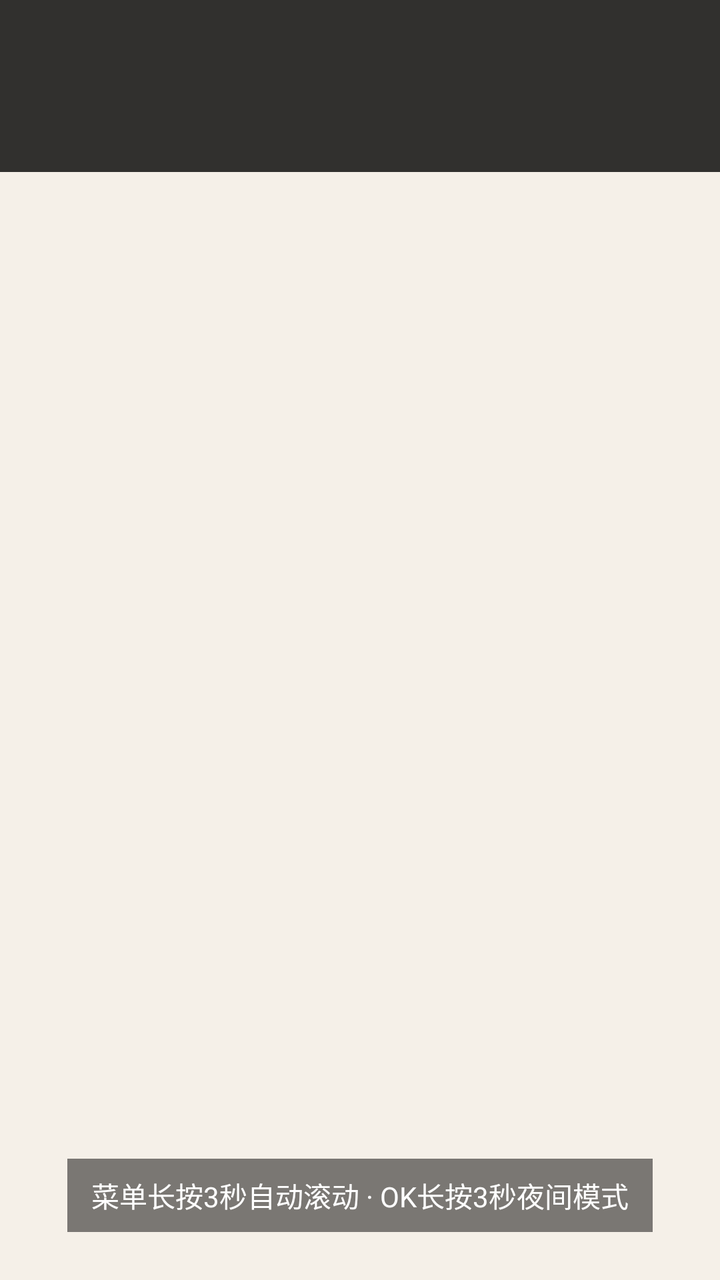
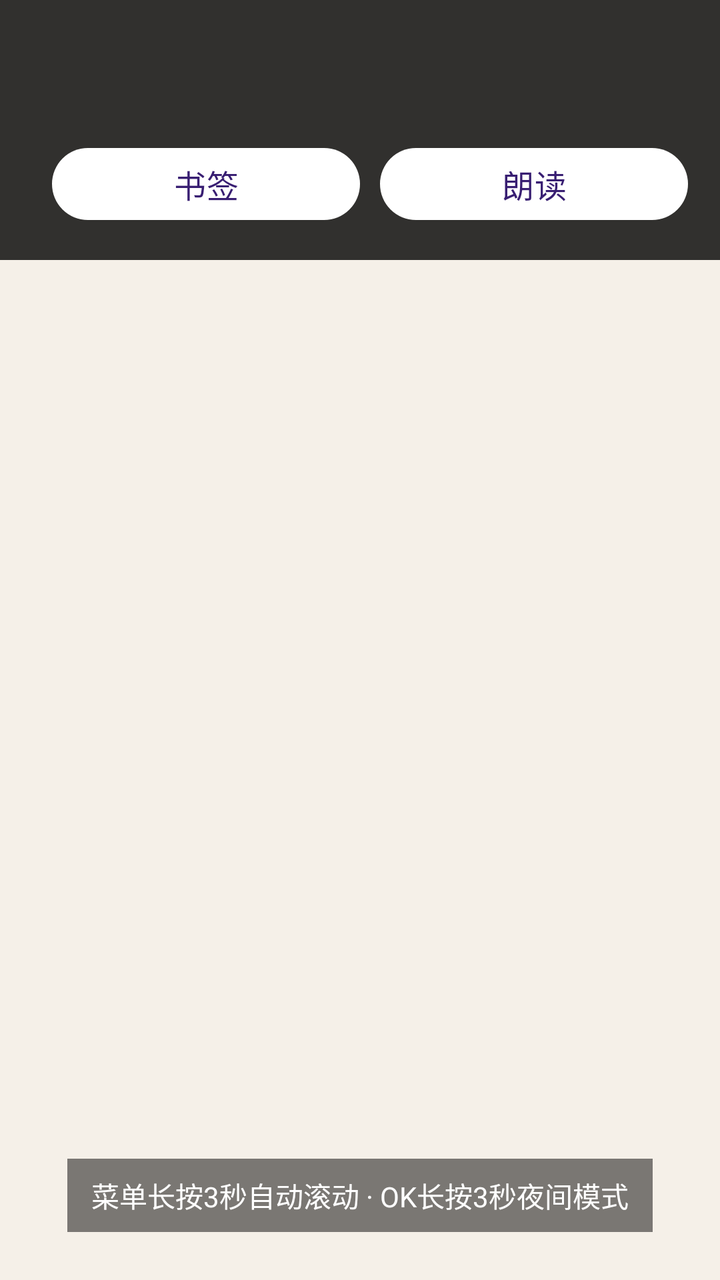

An Android layout rendered at two revisions. The XML below is the earlier revision; the diff shows what the commit changed to produce the second picture.
<!-- AndroidManifest.xml: another module's application theme Theme.App -->
<!-- res/layout/activity_novel.xml -->
<?xml version="1.0" encoding="utf-8"?>
<FrameLayout xmlns:android="http://schemas.android.com/apk/res/android"
    android:layout_width="match_parent"
    android:layout_height="match_parent"
    android:background="#fff5f0e8">

    <ScrollView
        android:id="@+id/scrollView"
        android:layout_width="match_parent"
        android:layout_height="match_parent"
        android:fillViewport="true"
        android:padding="32dp"
        android:scrollbars="vertical">

        <com.google.android.material.textview.MaterialTextView
            android:id="@+id/contentText"
            android:layout_width="match_parent"
            android:layout_height="wrap_content"
            android:lineSpacingExtra="8dp"
            android:textColor="#ff333333"
            android:textSize="20sp" />
    </ScrollView>

    <androidx.appcompat.widget.LinearLayoutCompat
        android:id="@+id/titleBar"
        android:layout_width="match_parent"
        android:layout_height="wrap_content"
        android:background="#cc000000"
        android:orientation="vertical"
        android:padding="16dp">

        <com.google.android.material.textview.MaterialTextView
            android:id="@+id/titleText"
            android:layout_width="match_parent"
            android:layout_height="wrap_content"
            android:ellipsize="marquee"
            android:singleLine="true"
            android:textColor="@color/white"
            android:textSize="20sp" />

        <com.google.android.material.textview.MaterialTextView
            android:id="@+id/progressText"
            android:layout_width="match_parent"
            android:layout_height="wrap_content"
            android:textColor="@color/white"
            android:textSize="14sp" />

        <androidx.appcompat.widget.LinearLayoutCompat
            android:layout_width="match_parent"
            android:layout_height="wrap_content"
            android:layout_marginTop="8dp"
            android:gravity="center"
            android:orientation="horizontal">

            <Button
                android:id="@+id/prevChapter"
                android:layout_width="wrap_content"
                android:layout_height="wrap_content"
                android:focusable="true"
                android:text="上一章"
                android:visibility="gone" />

            <Button
                android:id="@+id/tocChapter"
                android:layout_width="wrap_content"
                android:layout_height="wrap_content"
                android:layout_marginStart="16dp"
                android:layout_marginEnd="16dp"
                android:focusable="true"
                android:text="目录"
                android:visibility="gone" />

            <Button
                android:id="@+id/nextChapter"
                android:layout_width="wrap_content"
                android:layout_height="wrap_content"
                android:focusable="true"
                android:text="下一章"
                android:visibility="gone" />
        </androidx.appcompat.widget.LinearLayoutCompat>
    </androidx.appcompat.widget.LinearLayoutCompat>

    <com.google.android.material.textview.MaterialTextView
        android:id="@+id/hintText"
        android:layout_width="wrap_content"
        android:layout_height="wrap_content"
        android:layout_gravity="bottom|center"
        android:layout_marginBottom="24dp"
        android:background="#80000000"
        android:paddingStart="12dp"
        android:paddingTop="8dp"
        android:paddingEnd="12dp"
        android:paddingBottom="8dp"
        android:text="菜单长按3秒自动滚动 · OK长按3秒夜间模式"
        android:textColor="@color/white"
        android:textSize="14sp" />
</FrameLayout>
<!-- resources referenced by this layout -->
<resources>
  <color name="white">#FFFFFF</color>
  <style name="Theme.App" parent="Theme.Base" />
  <style name="Theme.Base" parent="Theme.Material3.Dark.NoActionBar">
          <item name="colorPrimary">@color/white</item>
          <item name="android:windowFullscreen">true</item>
          <item name="android:windowTranslucentStatus">true</item>
          <item name="android:windowTranslucentNavigation">true</item>
          <item name="android:windowAnimationStyle">@style/NoAnim</item>
      </style>
  <style name="NoAnim">
          <item name="android:activityOpenEnterAnimation">@null</item>
          <item name="android:activityOpenExitAnimation">@null</item>
          <item name="android:activityCloseEnterAnimation">@null</item>
          <item name="android:activityCloseExitAnimation">@null</item>
      </style>
</resources>

<!-- the commit's change to res/layout/activity_novel.xml (unified diff, before → after) -->
@@ -49,34 +49,82 @@
             android:layout_width="match_parent"
             android:layout_height="wrap_content"
             android:layout_marginTop="8dp"
-            android:gravity="center"
             android:orientation="horizontal">
 
             <Button
                 android:id="@+id/prevChapter"
-                android:layout_width="wrap_content"
-                android:layout_height="wrap_content"
+                android:layout_width="0dp"
+                android:layout_height="44dp"
+                android:layout_weight="1"
                 android:focusable="true"
+                android:paddingStart="0dp"
+                android:paddingEnd="0dp"
                 android:text="上一章"
+                android:textSize="16sp"
                 android:visibility="gone" />
 
             <Button
                 android:id="@+id/tocChapter"
-                android:layout_width="wrap_content"
-                android:layout_height="wrap_content"
-                android:layout_marginStart="16dp"
-                android:layout_marginEnd="16dp"
+                android:layout_width="0dp"
+                android:layout_height="44dp"
+                android:layout_marginStart="10dp"
+                android:layout_weight="1"
                 android:focusable="true"
+                android:paddingStart="0dp"
+                android:paddingEnd="0dp"
                 android:text="目录"
+                android:textSize="16sp"
                 android:visibility="gone" />
 
             <Button
                 android:id="@+id/nextChapter"
-                android:layout_width="wrap_content"
-                android:layout_height="wrap_content"
+                android:layout_width="0dp"
+                android:layout_height="44dp"
+                android:layout_marginStart="10dp"
+                android:layout_weight="1"
                 android:focusable="true"
+                android:paddingStart="0dp"
+                android:paddingEnd="0dp"
                 android:text="下一章"
+                android:textSize="16sp"
                 android:visibility="gone" />
+
+            <Button
+                android:id="@+id/bookmarkChapter"
+                android:layout_width="0dp"
+                android:layout_height="44dp"
+                android:layout_marginStart="10dp"
+                android:layout_weight="1"
+                android:focusable="true"
+                android:paddingStart="0dp"
+                android:paddingEnd="0dp"
+                android:text="书签"
+                android:textSize="16sp" />
+
+            <Button
+                android:id="@+id/keepChapter"
+                android:layout_width="0dp"
+                android:layout_height="44dp"
+                android:layout_marginStart="10dp"
+                android:layout_weight="1"
+                android:focusable="true"
+                android:paddingStart="0dp"
+                android:paddingEnd="0dp"
+                android:text="收藏"
+                android:textSize="16sp"
+                android:visibility="gone" />
+
+            <Button
+                android:id="@+id/ttsChapter"
+                android:layout_width="0dp"
+                android:layout_height="44dp"
+                android:layout_marginStart="10dp"
+                android:layout_weight="1"
+                android:focusable="true"
+                android:paddingStart="0dp"
+                android:paddingEnd="0dp"
+                android:text="朗读"
+                android:textSize="16sp" />
         </androidx.appcompat.widget.LinearLayoutCompat>
     </androidx.appcompat.widget.LinearLayoutCompat>
 
